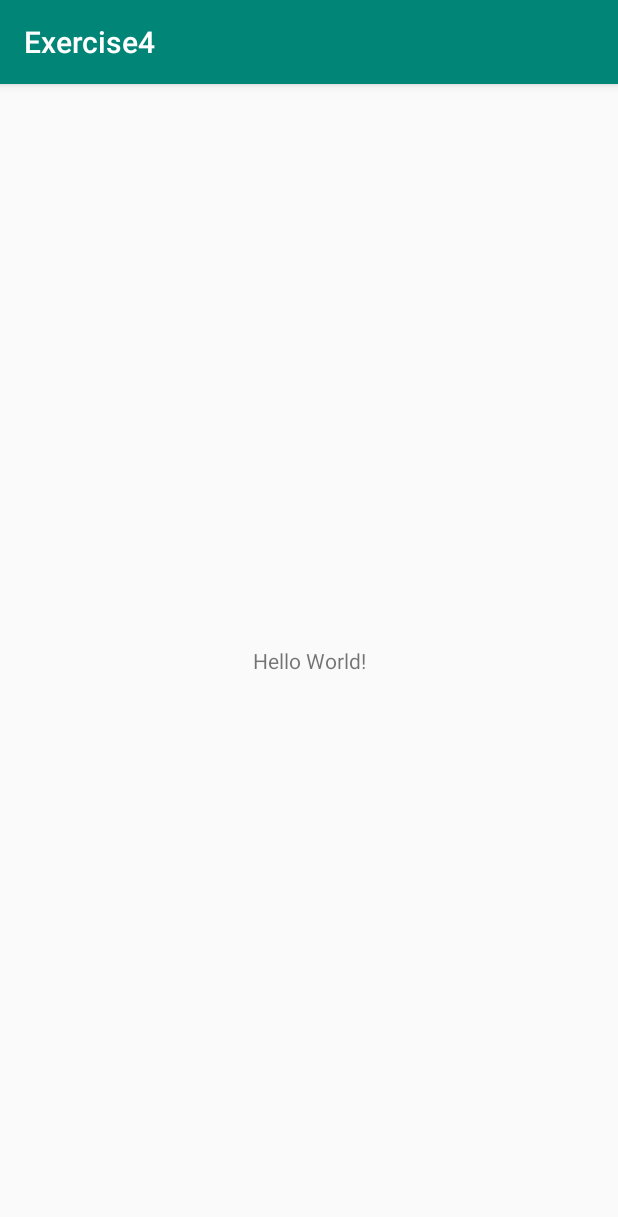
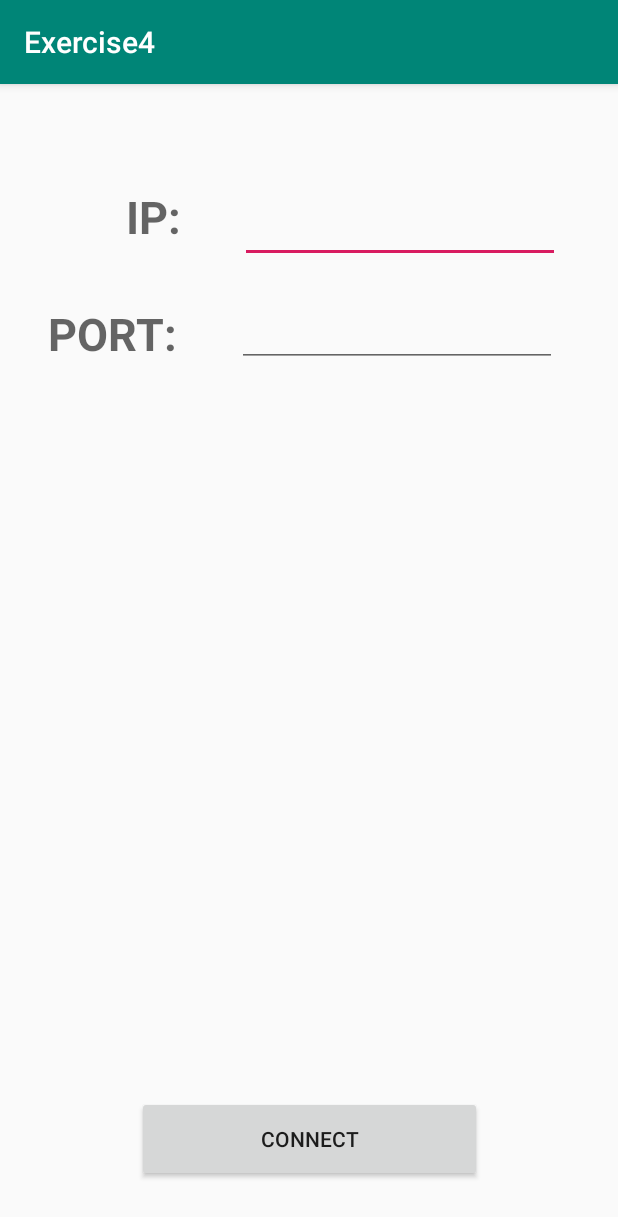
Before and after one commit to OsnatAckerman/Exercise4, an Android app: the screen it shows after launch (MainActivity), on a phone screen of 412 x 824 dp. Shown: the top 1217 px of the screen. Run offline under Robolectric (Android 15) with nearby library versions, the phone set to English and light mode, and no system bars.

```diff
--- a/app/src/main/AndroidManifest.xml
+++ b/app/src/main/AndroidManifest.xml
@@ -9,6 +9,7 @@
         android:roundIcon="@mipmap/ic_launcher_round"
         android:supportsRtl="true"
         android:theme="@style/AppTheme">
+        <activity android:name=".Joystick"></activity>
         <activity android:name=".MainActivity">
             <intent-filter>
                 <action android:name="android.intent.action.MAIN" />
--- a/app/src/main/res/layout/activity_main.xml
+++ b/app/src/main/res/layout/activity_main.xml
@@ -7,12 +7,70 @@
     tools:context=".MainActivity">
 
     <TextView
+        android:id="@+id/ipText"
+        android:layout_width="wrap_content"
+        android:layout_height="54dp"
+        android:layout_marginStart="84dp"
+        android:layout_marginLeft="84dp"
+        android:layout_marginTop="68dp"
+        android:hint="@string/ip"
+        android:textAllCaps="false"
+        android:textSize="30sp"
+        android:textStyle="bold"
+        app:layout_constraintStart_toStartOf="parent"
+        app:layout_constraintTop_toTopOf="parent" />
+
+    <EditText
+        android:id="@+id/ipEditText"
+        android:layout_width="wrap_content"
+        android:layout_height="52dp"
+        android:layout_marginStart="16dp"
+        android:layout_marginLeft="16dp"
+        android:layout_marginEnd="16dp"
+        android:layout_marginRight="16dp"
+        android:ems="10"
+        android:inputType="textPersonName"
+        app:layout_constraintBaseline_toBaselineOf="@+id/ipText"
+        app:layout_constraintEnd_toEndOf="parent"
+        app:layout_constraintStart_toEndOf="@+id/ipText" />
+
+    <TextView
+        android:id="@+id/portText"
+        android:layout_width="wrap_content"
+        android:layout_height="49dp"
+        android:layout_marginStart="32dp"
+        android:layout_marginLeft="32dp"
+        android:layout_marginTop="24dp"
+        android:hint="@string/port"
+        android:textSize="30sp"
+        android:textStyle="bold"
+        app:layout_constraintStart_toStartOf="parent"
+        app:layout_constraintTop_toBottomOf="@+id/ipText" />
+
+    <EditText
+        android:id="@+id/portTextEdit"
         android:layout_width="wrap_content"
         android:layout_height="wrap_content"
-        android:text="Hello World!"
+        android:layout_marginStart="40dp"
+        android:layout_marginLeft="40dp"
+        android:layout_marginTop="24dp"
+        android:ems="10"
+        android:inputType="textPersonName"
+        app:layout_constraintStart_toEndOf="@+id/portText"
+        app:layout_constraintTop_toBottomOf="@+id/ipEditText" />
+
+    <Button
+        android:id="@+id/button"
+        android:layout_width="230dp"
+        android:layout_height="57dp"
+        android:layout_marginStart="16dp"
+        android:layout_marginLeft="16dp"
+        android:layout_marginEnd="16dp"
+        android:layout_marginRight="16dp"
+        android:layout_marginBottom="36dp"
+        android:onClick="connectButton"
+        android:text="@string/button_connect"
         app:layout_constraintBottom_toBottomOf="parent"
-        app:layout_constraintLeft_toLeftOf="parent"
-        app:layout_constraintRight_toRightOf="parent"
-        app:layout_constraintTop_toTopOf="parent" />
-
+        app:layout_constraintEnd_toEndOf="parent"
+        app:layout_constraintStart_toStartOf="parent" />
 </androidx.constraintlayout.widget.ConstraintLayout>
--- a/app/src/main/res/values/strings.xml
+++ b/app/src/main/res/values/strings.xml
@@ -1,3 +1,6 @@
 <resources>
     <string name="app_name">Exercise4</string>
+    <string name="ip">IP:</string>
+    <string name="port">PORT:</string>
+    <string name="button_connect">CONNECT</string>
 </resources>
```
Also changed, not shown: app/src/main/java/com/example/exercise4/Joystick.java (added, +22 -0 lines), app/src/main/java/com/example/exercise4/JoystickView.java (added, +123 -0 lines), app/src/main/java/com/example/exercise4/MainActivity.java (+21 -0 lines), app/src/main/res/layout/activity_joystick.xml (added, +7 -0 lines).
